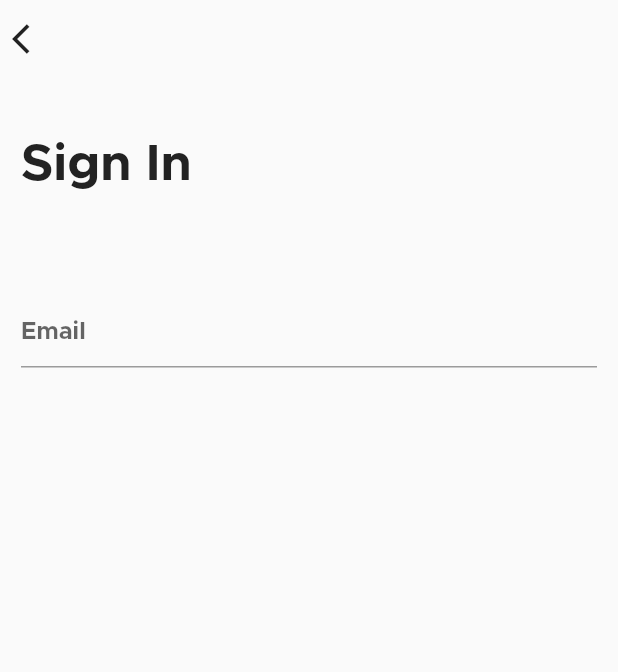
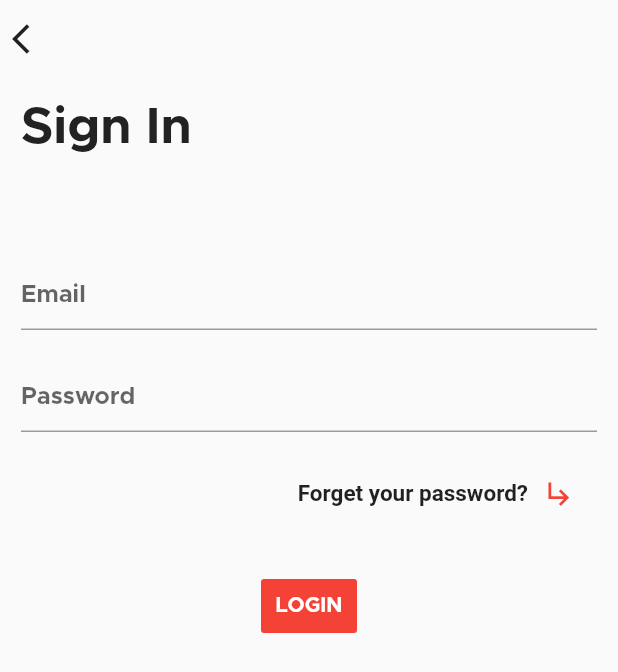
Before and after one commit to ItsJuniorDias/Ecommerce-Flutter, a Flutter app: the screen it shows after launch, on a phone screen of 412 x 824 dp. Shown: the top 672 px of the screen. Run offline on Flutter 3.47's test engine with Material 2 defaults, Android fonts, the phone set to English and light mode, and no system bars; Roboto replaces fonts that are missing (Metropolis-Normal).

Commit message:
Add Widget FlatButton

```diff
--- a/studentbook/lib/pages/SignIn.dart
+++ b/studentbook/lib/pages/SignIn.dart
@@ -12,14 +12,12 @@ class SignIn extends StatelessWidget {
               Container(
                       margin: EdgeInsets.fromLTRB(8, 14, 0, 25),
                       child: Row(
-
                         children: <Widget>[
                         Icon(Icons.arrow_back_ios, size:24),
                       ],),
-
                       ),
                   Container(
-                    margin: EdgeInsets.fromLTRB(14, 30, 0, 0),
+                    margin: EdgeInsets.fromLTRB(14, 5, 0, 0),
                     child: Text("Sign In",
                         style: TextStyle(
                             fontSize: 34,
@@ -28,14 +26,60 @@ class SignIn extends StatelessWidget {
                             color: Color(0xFF222222))),
                   ),
                   Container(
+
                     width: 600,
-                    height: 50,
+                    height: 200,
                     margin:  EdgeInsets.fromLTRB(14, 70, 14, 0),
                     child: Column(
+                      crossAxisAlignment: CrossAxisAlignment.end,
                       children: <Widget>[
                       FormComponent(),
+                      Container(
+                        margin:  EdgeInsets.fromLTRB(14, 30, 14, 0),
+                        child: Row(
+                            mainAxisAlignment: MainAxisAlignment.end,
+                            children: <Widget>[
+
+                            Text("Forget your password?",
+                             style: TextStyle(
+                              fontSize: 15,
+                              fontFamily: "Metropolis-Normal",
+                              fontWeight: FontWeight.w600
+                            )
+                           ),
+                           Container(
+                             margin: EdgeInsets.fromLTRB(10, 0,0 , 0),
+                             child:Icon(Icons.subdirectory_arrow_right,
+                             size:22,
+                             color:
+                             Colors.red[500]
+                            ),
+                           ),
+
+                        ],),
+
+                      ),
                     ],),
+
                   ),
+
+                    Container(
+                      child: Row(
+                        mainAxisAlignment: MainAxisAlignment.center,
+                        children: <Widget>[
+                         ButtonBar(
+                          children: <Widget>[
+                          FlatButton(
+                          child: Text('LOGIN'),
+                          color: Colors.red[500],
+                          onPressed: () {/** */},
+                        ),
+                      ],
+                    )
+                      ],)
+                    ),
+
+
 
            ],
         ),
--- a/studentbook/lib/widgets/FormComponent.dart
+++ b/studentbook/lib/widgets/FormComponent.dart
@@ -21,7 +21,24 @@ class FormComponent extends StatelessWidget {
             }
             return null;
           },
+
         ),
+         Container(
+           margin: EdgeInsets.fromLTRB(0, 20, 0, 0),
+           child: TextFormField(
+          decoration: const InputDecoration(
+            hintText: 'Password',
+          ),
+          validator: (value) {
+            if (value.isEmpty) {
+              return 'Please enter some text';
+            }
+            return null;
+          },
+           ) ,
+         ),
+
+
       ],),
     );
   }
```
